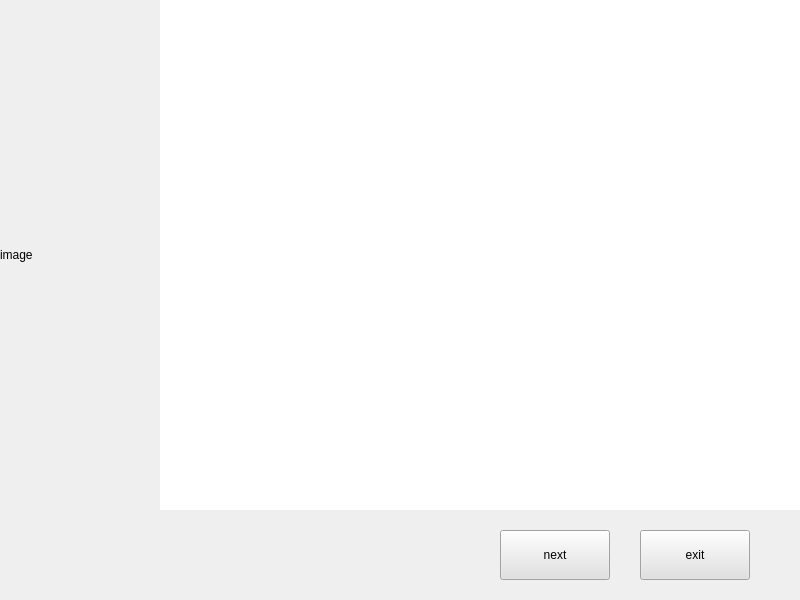
eth-from-zero/qzy-environmental-monitoring, file src/config_ui/qt/src/config/ui/main.ui: the form before one commit.
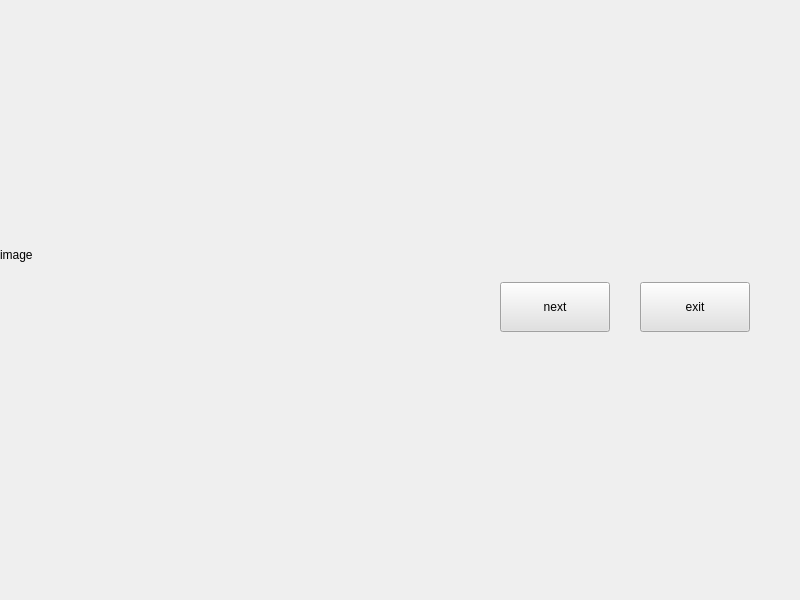
The form after the commit.

Patch:
```diff
--- a/src/config_ui/qt/src/config/ui/main.ui
+++ b/src/config_ui/qt/src/config/ui/main.ui
@@ -63,11 +63,7 @@
          </widget>
         </item>
         <item>
-         <widget class="QWidget" name="page" native="true">
-          <property name="styleSheet">
-           <string notr="true">background-color: rgb(255, 255, 255);</string>
-          </property>
-         </widget>
+         <layout class="QVBoxLayout" name="page"/>
         </item>
        </layout>
       </item>
```
